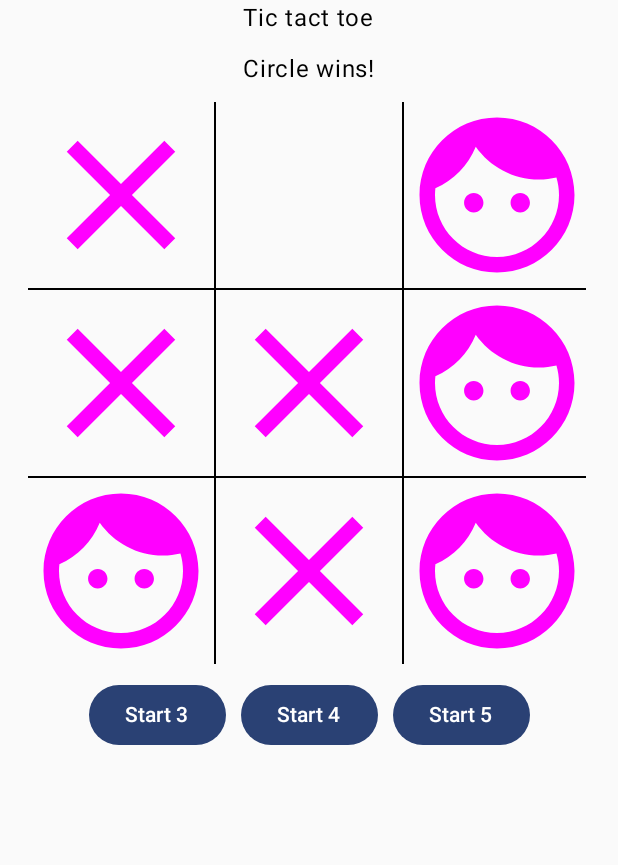
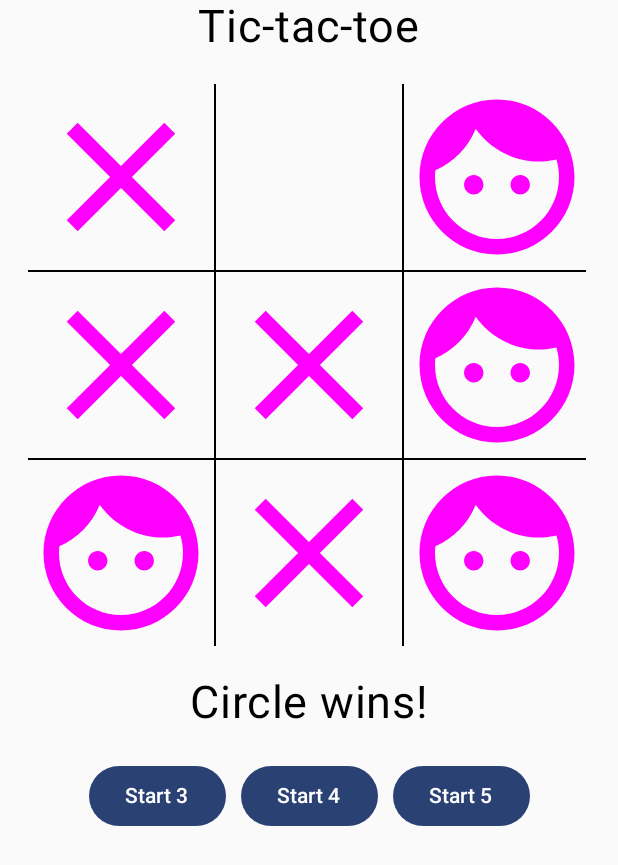
Before and after one commit to bluevoidnl/dojoTicTacToe, an Android app built with Jetpack Compose: the screen it shows after launch (MainActivity), on a phone screen of 412 x 824 dp. Shown: the top 865 px of the screen. Run offline under Robolectric (Android 15) with nearby library versions, the phone set to English and light mode, and no system bars.

Commit message:
cleanup / ui tweaks

```diff
--- a/app/src/main/java/nl/bluevoid/dojotictactoe/view/GameView.kt
+++ b/app/src/main/java/nl/bluevoid/dojotictactoe/view/GameView.kt
@@ -24,6 +24,7 @@ import androidx.compose.ui.Modifier
 import androidx.compose.ui.graphics.Color
 import androidx.compose.ui.unit.Dp
 import androidx.compose.ui.unit.dp
+import androidx.compose.ui.unit.sp
 import nl.bluevoid.dojotictactoe.model.Board
 import nl.bluevoid.dojotictactoe.model.BoardCell
 import nl.bluevoid.dojotictactoe.model.CellState
@@ -40,28 +41,29 @@ fun GameView(game: Game) {
 
     Column(
         horizontalAlignment = Alignment.CenterHorizontally,
-        verticalArrangement = Arrangement.spacedBy(10.dp),
+        verticalArrangement = Arrangement.spacedBy(20.dp),
         modifier = Modifier.fillMaxWidth()) {
 
-        Text("Tic tact toe")
-
-        val stateText = when (gameState) {
-            Board.GameState.Undecided -> "Undecided"
-            Board.GameState.WinCircle -> "Circle wins!"
-            Board.GameState.WinCross -> "Cross wins!"
-            Board.GameState.Draw -> "Its a draw!"
-        }
-        Text(stateText)
+        Text("Tic-tac-toe", fontSize = 30.sp)
 
         BoxWithConstraints {
             Board(count, cellRows, this.maxWidth)
         }
+        val stateText = when (gameState) {
+            Board.GameState.Undecided -> ""
+            Board.GameState.WinCircle -> "Circle wins!"
+            Board.GameState.WinCross -> "Cross wins!"
+            Board.GameState.Draw -> "It's a draw!"
+        }
+        Text(stateText, fontSize = 30.sp)
 
-        Row(horizontalArrangement = Arrangement.spacedBy(10.dp)) {
-            repeat(3) {
-                val size = 3 + it
-                Button({ game.restart(size) }) {
-                    Text("Start $size")
+        if (gameState != Board.GameState.Undecided) {
+            Row(horizontalArrangement = Arrangement.spacedBy(10.dp)) {
+                repeat(3) {
+                    val size = 3 + it
+                    Button({ game.restart(size) }) {
+                        Text("Start $size")
+                    }
                 }
             }
         }
```
Also changed, not shown: app/src/main/java/nl/bluevoid/dojotictactoe/model/Game.kt (line endings or trailing spaces), 1 other file.
